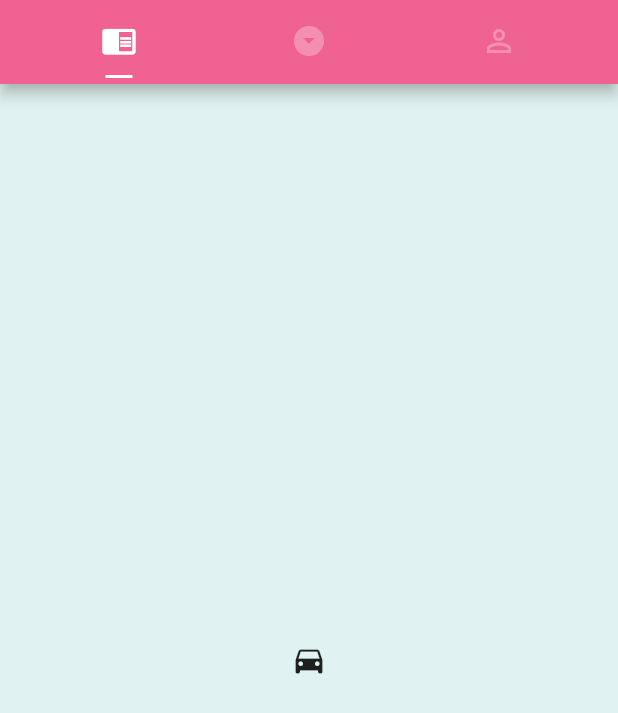
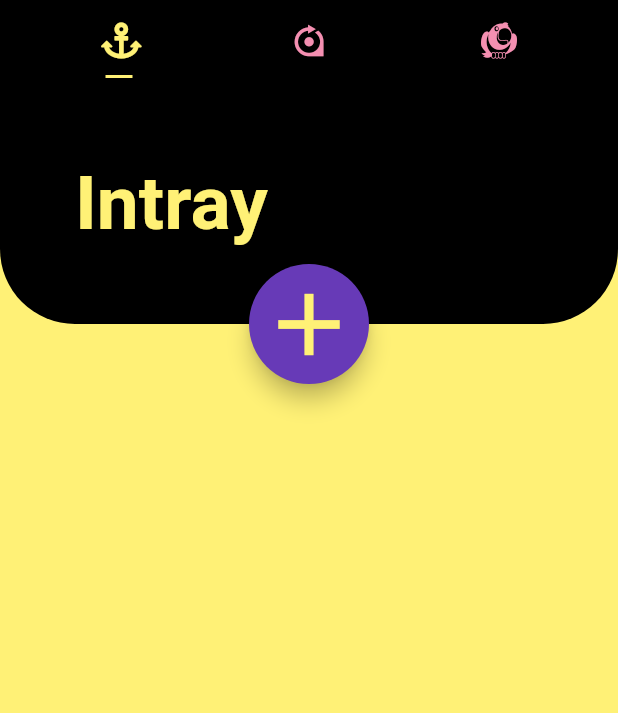
Before and after one commit to aayeshanomani/notes, a Flutter app: the screen it shows after launch, on a phone screen of 412 x 824 dp. Shown: the top 713 px of the screen. Run offline on Flutter 3.47's test engine with Material 2 defaults, Android fonts, the phone set to English and light mode, and no system bars; our stand-ins replace font_awesome_flutter; Roboto replaces fonts that are missing (Avenir).

Commit message:
Created appbar and add button

```diff
--- a/lib/main.dart
+++ b/lib/main.dart
@@ -1,4 +1,6 @@
 import 'package:flutter/material.dart';
+import 'package:font_awesome_flutter/font_awesome_flutter.dart';
+import 'package:notes/models/global.dart';
 
 void main() {
   runApp(MyApp());
@@ -59,24 +61,24 @@ class _MyHomePageState extends State<MyHomePage> {
         child: Scaffold
         (
           appBar: AppBar(
-            backgroundColor: Colors.pink[300],
+            elevation: 0.0,
+            backgroundColor: black,
             title: TabBar
             (
               tabs:
               [
-                Tab(icon: Icon(Icons.chrome_reader_mode)),
-                Tab(icon: Icon(Icons.arrow_drop_down_circle)),
-                Tab(icon: Icon(Icons.person_outline)),
+                Tab(icon: Icon(FontAwesomeIcons.anchor)),
+                Tab(icon: Icon(FontAwesomeIcons.rev)),
+                Tab(icon: Icon(FontAwesomeIcons.themeisle)),
               ],
-              labelColor: Colors.white,
+              labelColor: yellow,
               unselectedLabelColor: Colors.pink[200],
               indicatorSize: TabBarIndicatorSize.label,
               indicatorPadding: EdgeInsets.all(3.0),
-              indicatorColor: Colors.white,
+              indicatorColor: yellow,
               labelPadding: EdgeInsets.all(3.0),
             ),
           ),
-          backgroundColor: Colors.teal[900],
           /*title: Center
           (
             child: Text
@@ -85,32 +87,68 @@ class _MyHomePageState extends State<MyHomePage> {
               style: TextStyle(color: Colors.black),
             )
           ),*/
-
-          body: Container
-          (
-            //height: MediaQuery.of(context).size.height*0.9,
-            //padding: EdgeInsets.only(top: 50),
-            child: TabBarView
+          body: Stack(
+            children: <Widget>
+            [
+              TabBarView
               (
                 children:
                 [
                   Container
                   (
-                  child: Icon(Icons.directions_car),
-                  color: Colors.teal[50],
+                    color: yellow,
                   ),
                   Container
                   (
-                  child: Icon(Icons.all_out),
-                  color: Colors.teal[50],
+                    color: yellow,
                   ),
                   Container
                   (
-                  child: Icon(Icons.android),
-                  color: Colors.teal[50],
+                    color: yellow,
                   ),
                 ],
               ),
+              Container
+              (
+                padding: EdgeInsets.only(left: 50),
+                height: 160,
+                decoration: BoxDecoration
+                (
+                  color: black,
+                  borderRadius: BorderRadius.only
+                  (
+                    bottomLeft: Radius.circular(50),
+                    bottomRight: Radius.circular(50)
+                  )
+                ),
+                child: Row
+                (
+                  mainAxisAlignment: MainAxisAlignment.spaceBetween,
+                  children: <Widget>
+                  [
+                    Text
+                    (
+                      "Intray",
+                      style: intray,
+                    ),
+                    Container()
+                  ],
+                ),
+              ),
+              Container(
+                height: 80,
+                width: 80,
+                margin: EdgeInsets.only(top: 120, left: MediaQuery.of(context).size.width*0.5-40),
+                child: FloatingActionButton
+                (
+                  onPressed: null,
+                  child: Icon(Icons.add, size: 70, color: yellow,),
+                  backgroundColor: purple,
+                ),
+              )
+            ]
+              //height: MediaQuery.of(context).size.height*0.9,
+              //padding: EdgeInsets.only(top: 50),
           ),
         ),
       ),
--- /dev/null
+++ b/lib/models/global.dart
@@ -0,0 +1,11 @@
+import 'package:flutter/material.dart';
+
+Color yellow = Colors.yellow[300];
+Color black = Colors.black;
+Color purple = Colors.deepPurple;
+
+TextStyle intray = TextStyle(
+    fontFamily: 'Avenir',
+    fontWeight: FontWeight.bold,
+    color: yellow,
+    fontSize: 50);
--- a/pubspec.yaml
+++ b/pubspec.yaml
@@ -28,6 +28,7 @@ dependencies:
   # The following adds the Cupertino Icons font to your application.
   # Use with the CupertinoIcons class for iOS style icons.
   cupertino_icons: ^0.1.3
+  font_awesome_flutter:
 
 dev_dependencies:
   flutter_test:
```
Also changed, not shown: pubspec.lock. Lines whose indentation alone changed are shown as unchanged.
